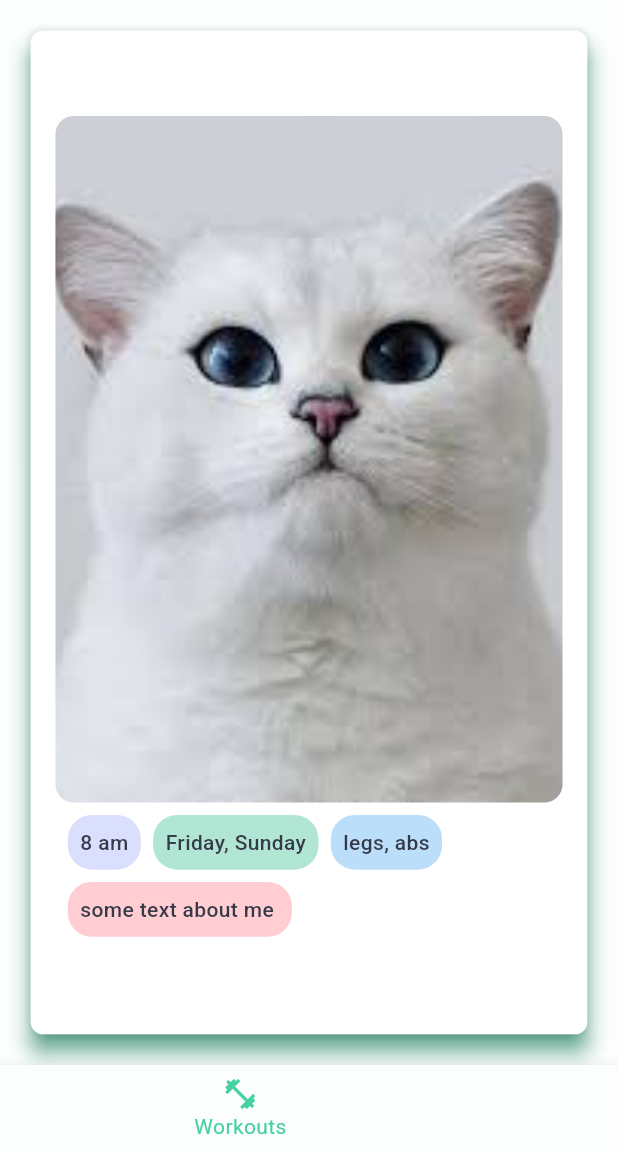
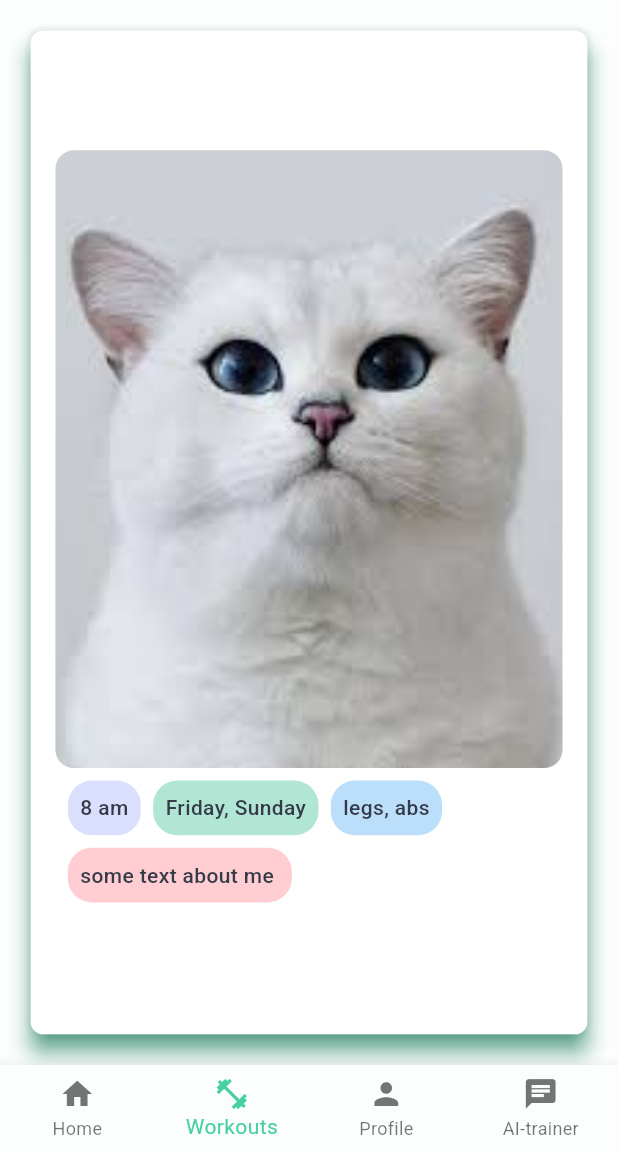
Before and after one commit to PervuhinRoman/GymBroForPress, a Flutter app: the screen it shows once a user with an empty profile is signed in, item 2 of the bottom bar chosen, on a phone screen of 412 x 824 dp, the part 84-1236 px from its top. Run offline on Flutter 3.47's test engine with Material 3 defaults, Android fonts, the phone set to English and light mode, and no system bars; our stand-ins replace firebase_auth, firebase_core, flutter_chat_types, flutter_chat_ui, flutter_dotenv, flutter_riverpod and 7 more; missing offline and left inert: yandex_mapkit; accounts and stored records are empty; generated files the repository leaves out were written again.

Commit message:
Refactor AI chat feature: remove unused import, enhance API response handling, and adjust UI components for improved consistency. Update BottomNavigationBar type in HomeScreen and modify image height in TinderCard for better layout.

```diff
--- a/lib/features/ai_chat/domain/aiml_api_service.dart
+++ b/lib/features/ai_chat/domain/aiml_api_service.dart
@@ -67,7 +67,7 @@ class AimlApiService {
         }),
       );
 
-      if (response.statusCode == 200) {
+      if (response.statusCode == 200 || response.statusCode == 201) {
         final data = json.decode(response.body);
         return data['choices'][0]['message']['content'];
       } else {
--- a/lib/features/ai_chat/presentation/screens/aiml_chat_screen.dart
+++ b/lib/features/ai_chat/presentation/screens/aiml_chat_screen.dart
@@ -3,9 +3,7 @@ import 'package:flutter_chat_types/flutter_chat_types.dart' as types;
 import 'package:flutter_chat_ui/flutter_chat_ui.dart';
 import 'package:flutter_riverpod/flutter_riverpod.dart';
 import 'package:gymbro/core/providers/aiml_chat_provider.dart';
-
 import 'package:gymbro/core/theme/app_colors.dart';
-import 'package:gymbro/core/widgets/custom_app_bar.dart';
 
 class AimlChatScreen extends ConsumerWidget {
   const AimlChatScreen({super.key});
@@ -45,8 +43,8 @@ class AimlChatScreen extends ConsumerWidget {
       ),
       floatingActionButton: FloatingActionButton(
         onPressed: () => ref.read(aimlChatMessagesProvider.notifier).clearChat(),
+        backgroundColor: AppColors.violetPrimary,
         child: const Icon(Icons.refresh),
-        backgroundColor: AppColors.violetPrimary,
       ),
     );
   }
--- a/lib/features/home/presentation/screens/home_screen.dart
+++ b/lib/features/home/presentation/screens/home_screen.dart
@@ -141,6 +141,7 @@ class _HomeScreenState extends ConsumerState<HomeScreen>
         ],
       ),
       bottomNavigationBar: BottomNavigationBar(
+        type: BottomNavigationBarType.fixed,
         // iconSize: 12,
         // selectedFontSize: 12,
         // unselectedFontSize: 12,
--- a/lib/features/tinder/presentation/tinder_card.dart
+++ b/lib/features/tinder/presentation/tinder_card.dart
@@ -35,7 +35,7 @@ class TinderCard extends ConsumerWidget {
                 child: Image(
                   image: AssetImage(imagePath),
                   width: constants.screenHeight / 2.2,
-                  height: constants.screenHeight / 1.8,
+                  height: constants.screenHeight / 2,
                   fit: BoxFit.cover,
                 ),
               ),
```
